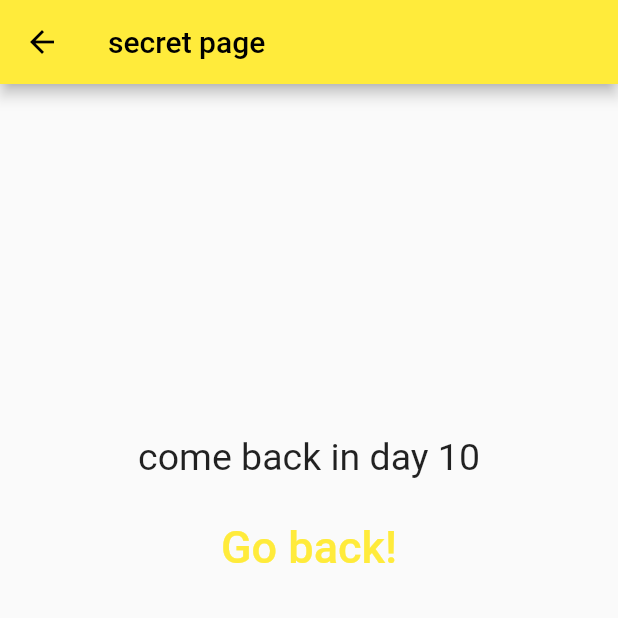
After one commit to formalusername/Rixxify, a Flutter app: the SecretPage screen opened directly, on a phone screen of 412 x 824 dp, the top half of it. The commit adds this screen. Run offline on Flutter 3.47's test engine with Material 2 defaults, Android fonts, the phone set to English and light mode, and no system bars; our stand-ins replace shared_preferences; accounts and stored records are empty.

Commit message:
Added secret page

```diff
--- /dev/null
+++ b/lib/Pages/SecretPage.dart
@@ -0,0 +1,80 @@
+import 'package:flutter/material.dart';
+import 'package:shared_preferences/shared_preferences.dart';
+import '../main.dart';
+
+class SecretPage extends StatefulWidget {
+  const SecretPage({
+    super.key,
+  });
+
+  @override
+  State<SecretPage> createState() => _SecretPageState();
+}
+
+class _SecretPageState extends State<SecretPage> {
+  bool isChanged = true;
+
+  @override
+  void initState() {
+    super.initState();
+    _loadIndex();
+  }
+
+  // Loading counter value on start
+  void _loadIndex() async {
+    final prefs = await SharedPreferences.getInstance();
+    setState(() {
+      currentIndex = (prefs.getInt('index') ?? 0);
+    });
+  }
+
+  // Incrementing counter after click
+  void _incrementIndex() async {
+    final prefs = await SharedPreferences.getInstance();
+    setState(() {
+      currentIndex = ((prefs.getInt('index') ?? 0) + 1) % 17;
+      prefs.setInt('index', currentIndex);
+    });
+  }
+
+  @override
+  Widget build(BuildContext context) {
+    return Scaffold(
+      appBar: AppBar(
+        title: const Text("secret page"),
+      ),
+      body: Center(
+        child: Column(
+          mainAxisAlignment: MainAxisAlignment.center,
+          children: [
+            currentIndex == 10
+                //displays a gif from giphy.com
+                ? Image.network(
+                    'https://i.giphy.com/media/l0HlN5Y28D9MzzcRy/giphy.webp',
+                    height: 200,
+                    width: 200,
+                  )
+                : const Text(
+                    "come back in day 10",
+                    style: TextStyle(fontSize: 25),
+                    textAlign: TextAlign.center,
+                  ),
+            Padding(
+              padding: const EdgeInsets.only(top: 20, bottom: 200),
+              child: TextButton(
+                child: const Text(
+                  "Go back!",
+                  style: TextStyle(fontSize: 30),
+                ),
+                onPressed: () {
+                  //navigate pop, to previous page
+                  Navigator.pop(context);
+                },
+              ),
+            ),
+          ],
+        ),
+      ),
+    );
+  }
+}
```
Also changed, not shown: analysis_options 2.yaml (deleted, +0 -29 lines), lib/Pages/HomePage.dart (+15 -4 lines), 1 other file.
